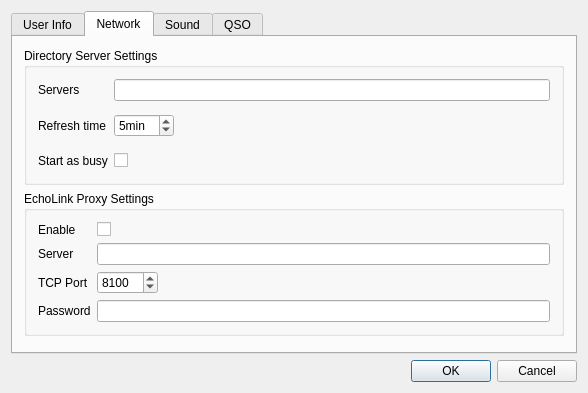
This is src/qtel/SettingsDialogBase.ui in sm0svx/svxlink as Qt 5 draws it before an edit. The edited form follows.
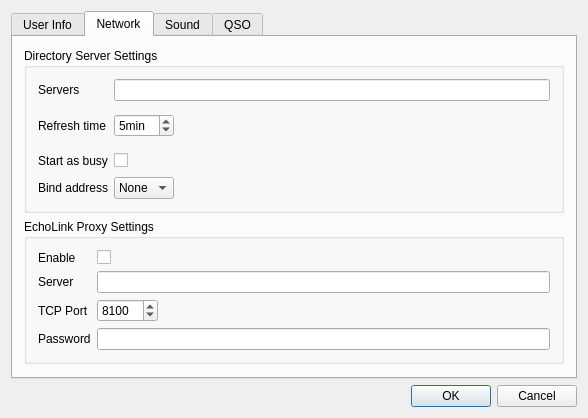
This is the edited form.

Commit message:
Bind Qtel to specific network interface
Now possible to bind the network communication in Qtel to a specific
network interface.

What changed in the file:
```diff
--- a/src/qtel/SettingsDialogBase.ui
+++ b/src/qtel/SettingsDialogBase.ui
@@ -141,6 +141,13 @@
           <string>Directory Server Settings</string>
          </property>
          <layout class="QGridLayout" name="gridLayout_3">
+          <item row="3" column="0">
+           <widget class="QLabel" name="label">
+            <property name="text">
+             <string>Bind address</string>
+            </property>
+           </widget>
+          </item>
           <item row="0" column="0">
            <widget class="QLabel" name="TextLabel7">
             <property name="text">
@@ -236,6 +243,38 @@
             </property>
            </spacer>
           </item>
+          <item row="3" column="1" colspan="3">
+           <layout class="QHBoxLayout" name="horizontalLayout_3">
+            <item>
+             <widget class="QComboBox" name="bind_address">
+              <property name="toolTip">
+               <string>&lt;html&gt;&lt;head/&gt;&lt;body&gt;&lt;p&gt;A bind address can be specified to force Qtel to use a specific network interface if your computer has more than one. Specify the IP address of the interface to bind to.&lt;/p&gt;&lt;/body&gt;&lt;/html&gt;</string>
+              </property>
+              <property name="sizeAdjustPolicy">
+               <enum>QComboBox::AdjustToContents</enum>
+              </property>
+              <item>
+               <property name="text">
+                <string>None</string>
+               </property>
+              </item>
+             </widget>
+            </item>
+            <item>
+             <spacer name="horizontalSpacer_6">
+              <property name="orientation">
+               <enum>Qt::Horizontal</enum>
+              </property>
+              <property name="sizeHint" stdset="0">
+               <size>
+                <width>40</width>
+                <height>20</height>
+               </size>
+              </property>
+             </spacer>
+            </item>
+           </layout>
+          </item>
          </layout>
         </widget>
        </item>
```
Left out of the diff: 1 changed line with no effect on the pictures. The commit also changes 6 other files.
